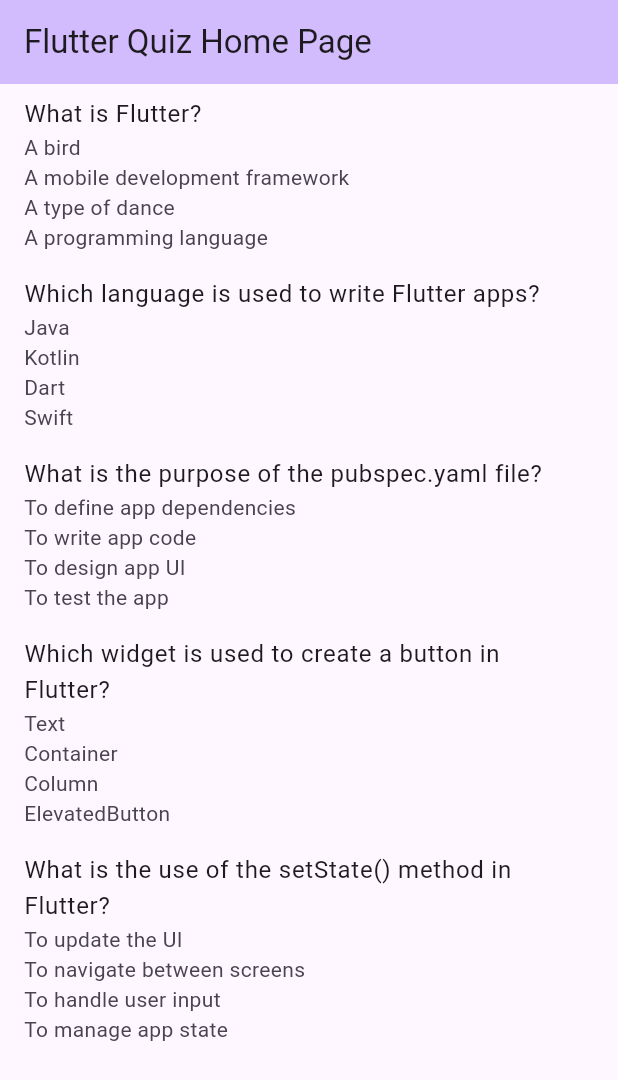
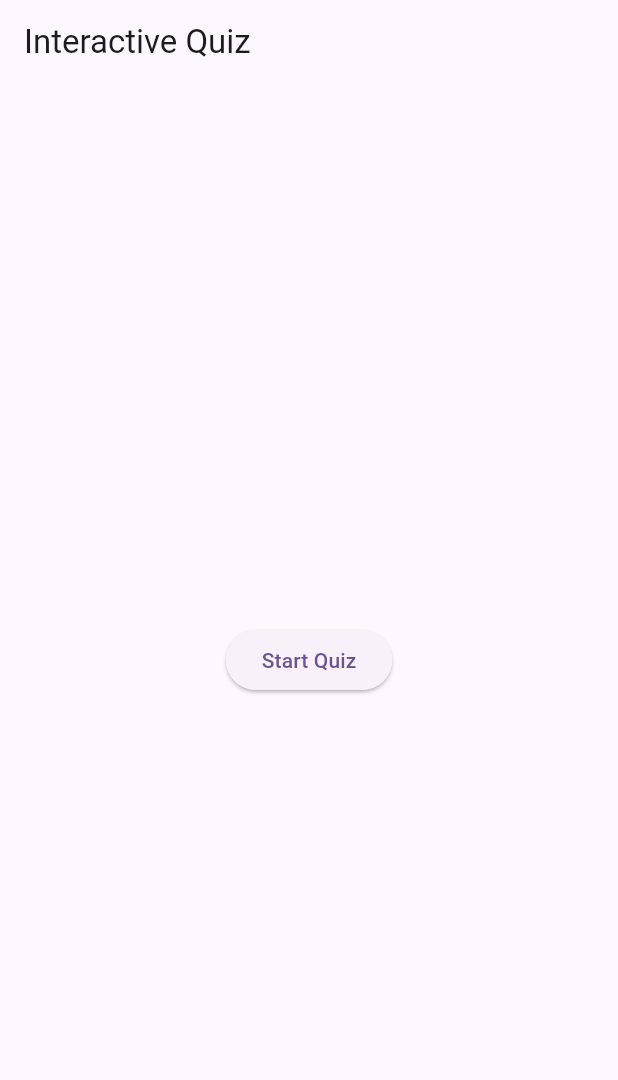
Before and after one commit to ClementBobin/FlutterQuizInterractif, a Flutter app: the screen it shows after launch, on a phone screen of 412 x 824 dp. Shown: the top 1080 px of the screen. Run offline on Flutter 3.47's test engine with Material 3 defaults, Android fonts, the phone set to English and light mode, and no system bars.

Commit message:
feat: Home Page creation

```diff
--- a/lib/main.dart
+++ b/lib/main.dart
@@ -1,5 +1,7 @@
 import 'package:flutter/material.dart';
 import 'models/question.dart';
+import 'screens/home_page.dart';
+import 'screens/quiz_page.dart';
 
 void main() {
   runApp(const MyApp());
@@ -16,71 +18,10 @@ class MyApp extends StatelessWidget {
         colorScheme: ColorScheme.fromSeed(seedColor: Colors.deepPurple),
         useMaterial3: true,
       ),
-      home: const MyHomePage(title: 'Flutter Quiz Home Page'),
+      home: const HomePage(),
+      routes: {
+        '/quiz': (context) => const QuizPage(),
+      },
     );
   }
 }
-
-class MyHomePage extends StatefulWidget {
-  const MyHomePage({super.key, required this.title});
-
-  final String title;
-
-  @override
-  State<MyHomePage> createState() => _MyHomePageState();
-}
-
-class _MyHomePageState extends State<MyHomePage> {
-  final List<Question> sampleQuestions = [
-    Question(
-      questionText: 'What is Flutter?',
-      options: ['A bird', 'A mobile development framework', 'A type of dance', 'A programming language'],
-      correctAnswerIndex: 1,
-    ),
-    Question(
-      questionText: 'Which language is used to write Flutter apps?',
-      options: ['Java', 'Kotlin', 'Dart', 'Swift'],
-      correctAnswerIndex: 2,
-    ),
-    Question(
-      questionText: 'What is the purpose of the pubspec.yaml file?',
-      options: ['To define app dependencies', 'To write app code', 'To design app UI', 'To test the app'],
-      correctAnswerIndex: 0,
-    ),
-    Question(
-      questionText: 'Which widget is used to create a button in Flutter?',
-      options: ['Text', 'Container', 'Column', 'ElevatedButton'],
-      correctAnswerIndex: 3,
-    ),
-    Question(
-      questionText: 'What is the use of the setState() method in Flutter?',
-      options: ['To update the UI', 'To navigate between screens', 'To handle user input', 'To manage app state'],
-      correctAnswerIndex: 0,
-    ),
-  ];
-
-  @override
-  Widget build(BuildContext context) {
-    return Scaffold(
-      appBar: AppBar(
-        backgroundColor: Theme.of(context).colorScheme.inversePrimary,
-        title: Text(widget.title),
-      ),
-      body: Center(
-        child: ListView.builder(
-          itemCount: sampleQuestions.length,
-          itemBuilder: (context, index) {
-            final question = sampleQuestions[index];
-            return ListTile(
-              title: Text(question.questionText),
-              subtitle: Column(
-                crossAxisAlignment: CrossAxisAlignment.start,
-                children: question.options.map((option) => Text(option)).toList(),
-              ),
-            );
-          },
-        ),
-      ),
-    );
-  }
-}
--- /dev/null
+++ b/lib/screens/home_page.dart
@@ -0,0 +1,22 @@
+import 'package:flutter/material.dart';
+
+class HomePage extends StatelessWidget {
+  const HomePage({Key? key}) : super(key: key);
+
+  @override
+  Widget build(BuildContext context) {
+    return Scaffold(
+      appBar: AppBar(
+        title: const Text('Interactive Quiz'),
+      ),
+      body: Center(
+        child: ElevatedButton(
+          onPressed: () {
+            Navigator.pushNamed(context, '/quiz');
+          },
+          child: const Text('Start Quiz'),
+        ),
+      ),
+    );
+  }
+}
--- /dev/null
+++ b/lib/screens/quiz_page.dart
@@ -0,0 +1,17 @@
+import 'package:flutter/material.dart';
+
+class QuizPage extends StatelessWidget {
+  const QuizPage({Key? key}) : super(key: key);
+
+  @override
+  Widget build(BuildContext context) {
+    return Scaffold(
+      appBar: AppBar(
+        title: const Text('Quiz Page'),
+      ),
+      body: const Center(
+        child: Text('Quiz Page'),
+      ),
+    );
+  }
+}
```
Also changed, not shown: 1 other file.
